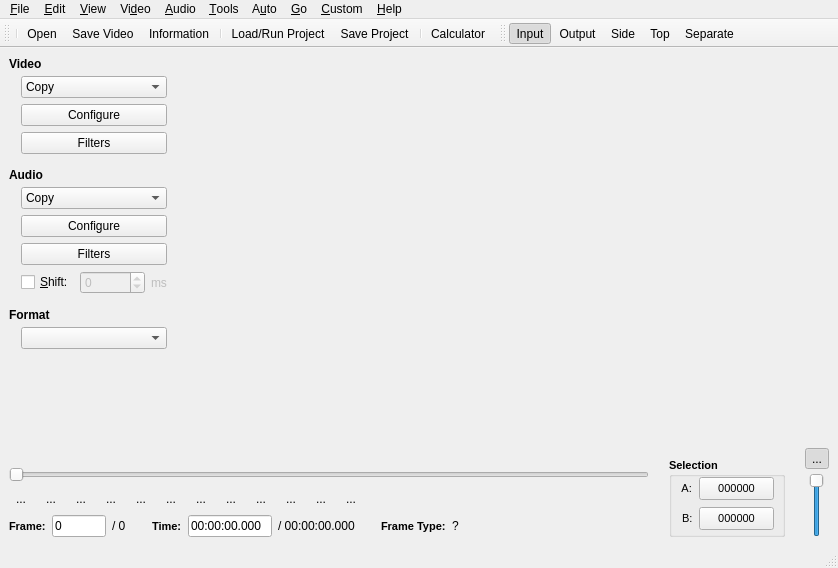
Above: branches/avidemux_2.4_branch/avidemux/ADM_userInterfaces/ADM_QT4/ADM_gui/gui2.ui from BackupTheBerlios/avidemux-svn before the change. Below: the same form after it.
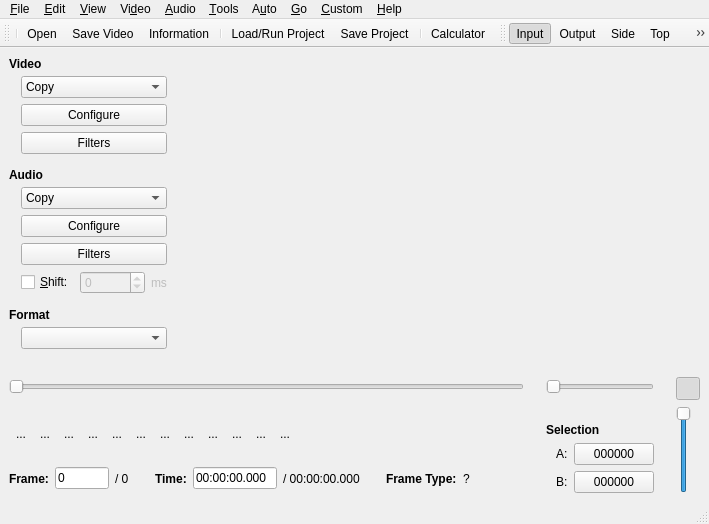
That is the form after the change. Icons and pictures are not drawn. Custom widgets are drawn as their Qt base class.

Commit message: [Qt] jog shuttle for main UI

```diff
--- a/branches/avidemux_2.4_branch/avidemux/ADM_userInterfaces/ADM_QT4/ADM_gui/gui2.ui
+++ b/branches/avidemux_2.4_branch/avidemux/ADM_userInterfaces/ADM_QT4/ADM_gui/gui2.ui
@@ -6,8 +6,8 @@
    <rect>
     <x>0</x>
     <y>0</y>
-    <width>838</width>
-    <height>568</height>
+    <width>709</width>
+    <height>524</height>
    </rect>
   </property>
   <property name="windowTitle" >
@@ -24,21 +24,6 @@
   </property>
   <widget class="QWidget" name="centralwidget" >
    <layout class="QVBoxLayout" >
-    <property name="spacing" >
-     <number>6</number>
-    </property>
-    <property name="leftMargin" >
-     <number>9</number>
-    </property>
-    <property name="topMargin" >
-     <number>9</number>
-    </property>
-    <property name="rightMargin" >
-     <number>9</number>
-    </property>
-    <property name="bottomMargin" >
-     <number>9</number>
-    </property>
     <item>
      <layout class="QHBoxLayout" >
       <property name="spacing" >
@@ -618,56 +603,26 @@
      </layout>
     </item>
     <item>
-     <layout class="QHBoxLayout" >
-      <property name="spacing" >
-       <number>6</number>
-      </property>
-      <property name="leftMargin" >
-       <number>0</number>
-      </property>
-      <property name="topMargin" >
-       <number>0</number>
-      </property>
-      <property name="rightMargin" >
-       <number>0</number>
-      </property>
-      <property name="bottomMargin" >
-       <number>0</number>
-      </property>
-      <item>
-       <layout class="QVBoxLayout" >
-        <property name="spacing" >
-         <number>6</number>
-        </property>
-        <property name="leftMargin" >
-         <number>0</number>
-        </property>
-        <property name="topMargin" >
-         <number>0</number>
-        </property>
-        <property name="rightMargin" >
-         <number>0</number>
-        </property>
-        <property name="bottomMargin" >
-         <number>0</number>
-        </property>
-        <item>
          <spacer>
           <property name="orientation" >
            <enum>Qt::Vertical</enum>
           </property>
           <property name="sizeType" >
-           <enum>QSizePolicy::Expanding</enum>
+       <enum>QSizePolicy::MinimumExpanding</enum>
           </property>
           <property name="sizeHint" >
            <size>
-            <width>0</width>
-            <height>0</height>
+        <width>687</width>
+        <height>6</height>
            </size>
           </property>
          </spacer>
         </item>
         <item>
+     <layout class="QHBoxLayout" >
+      <item>
+       <layout class="QGridLayout" >
+        <item row="0" column="0" >
          <widget class="ADM_QSlider" name="horizontalSlider" >
           <property name="sizePolicy" >
            <sizepolicy vsizetype="Fixed" hsizetype="Expanding" >
@@ -680,23 +635,29 @@
           </property>
          </widget>
         </item>
-        <item>
-         <layout class="QHBoxLayout" >
+        <item row="1" column="0" >
+         <layout class="QVBoxLayout" >
           <property name="spacing" >
-           <number>6</number>
-          </property>
-          <property name="leftMargin" >
            <number>0</number>
           </property>
-          <property name="topMargin" >
-           <number>0</number>
-          </property>
-          <property name="rightMargin" >
-           <number>0</number>
-          </property>
-          <property name="bottomMargin" >
-           <number>0</number>
-          </property>
+          <item>
+           <spacer>
+            <property name="orientation" >
+             <enum>Qt::Vertical</enum>
+            </property>
+            <property name="sizeType" >
+             <enum>QSizePolicy::Preferred</enum>
+            </property>
+            <property name="sizeHint" >
+             <size>
+              <width>20</width>
+              <height>20</height>
+             </size>
+            </property>
+           </spacer>
+          </item>
+          <item>
+           <layout class="QHBoxLayout" >
           <item>
            <widget class="QToolButton" name="toolButtonPlay" >
             <property name="text" >
@@ -932,7 +893,7 @@
             </property>
             <property name="sizeHint" >
              <size>
-              <width>20</width>
+                <width>85</width>
               <height>20</height>
              </size>
             </property>
@@ -940,6 +901,22 @@
           </item>
          </layout>
         </item>
+          <item>
+           <spacer>
+            <property name="orientation" >
+             <enum>Qt::Vertical</enum>
+            </property>
+            <property name="sizeType" >
+             <enum>QSizePolicy::Preferred</enum>
+            </property>
+            <property name="sizeHint" >
+             <size>
+              <width>20</width>
+              <height>20</height>
+             </size>
+            </property>
+           </spacer>
+          </item>
         <item>
          <layout class="QHBoxLayout" >
           <property name="spacing" >
@@ -967,13 +944,8 @@
             </property>
             <property name="font" >
              <font>
-              <family>MS Shell Dlg 2</family>
-              <pointsize>8</pointsize>
               <weight>75</weight>
-              <italic>false</italic>
               <bold>true</bold>
-              <underline>false</underline>
-              <strikeout>false</strikeout>
              </font>
             </property>
             <property name="text" >
@@ -1054,13 +1026,8 @@
             </property>
             <property name="font" >
              <font>
-              <family>MS Shell Dlg 2</family>
-              <pointsize>8</pointsize>
               <weight>75</weight>
-              <italic>false</italic>
               <bold>true</bold>
-              <underline>false</underline>
-              <strikeout>false</strikeout>
              </font>
             </property>
             <property name="text" >
@@ -1123,13 +1090,8 @@
            <widget class="QLabel" name="label_14" >
             <property name="font" >
              <font>
-              <family>MS Shell Dlg 2</family>
-              <pointsize>8</pointsize>
               <weight>75</weight>
-              <italic>false</italic>
               <bold>true</bold>
-              <underline>false</underline>
-              <strikeout>false</strikeout>
              </font>
             </property>
             <property name="text" >
@@ -1167,7 +1129,7 @@
         </item>
        </layout>
       </item>
-      <item>
+        <item row="1" column="1" >
        <spacer>
         <property name="orientation" >
          <enum>Qt::Horizontal</enum>
@@ -1177,13 +1139,13 @@
         </property>
         <property name="sizeHint" >
          <size>
-          <width>14</width>
-          <height>95</height>
+            <width>16</width>
+            <height>20</height>
          </size>
         </property>
        </spacer>
       </item>
-      <item>
+        <item row="1" column="2" >
        <layout class="QVBoxLayout" >
         <property name="spacing" >
          <number>6</number>
@@ -1206,163 +1168,99 @@
            <enum>Qt::Vertical</enum>
           </property>
           <property name="sizeType" >
-           <enum>QSizePolicy::Expanding</enum>
+             <enum>QSizePolicy::Preferred</enum>
           </property>
           <property name="sizeHint" >
            <size>
-            <width>0</width>
-            <height>0</height>
+              <width>20</width>
+              <height>20</height>
            </size>
           </property>
          </spacer>
         </item>
         <item>
-         <widget class="QGroupBox" name="groupBox" >
+           <widget class="QLabel" name="label_10" >
           <property name="sizePolicy" >
-           <sizepolicy vsizetype="Minimum" hsizetype="Minimum" >
+             <sizepolicy vsizetype="Minimum" hsizetype="Preferred" >
             <horstretch>0</horstretch>
             <verstretch>0</verstretch>
            </sizepolicy>
           </property>
-          <property name="minimumSize" >
-           <size>
-            <width>116</width>
-            <height>80</height>
-           </size>
-          </property>
           <property name="font" >
            <font>
-            <family>MS Shell Dlg 2</family>
-            <pointsize>8</pointsize>
             <weight>75</weight>
-            <italic>false</italic>
             <bold>true</bold>
-            <underline>false</underline>
-            <strikeout>false</strikeout>
-           </font>
-          </property>
-          <property name="title" >
+             </font>
+            </property>
+            <property name="text" >
            <string>Selection</string>
           </property>
-          <property name="alignment" >
-           <set>Qt::AlignLeading|Qt::AlignLeft|Qt::AlignVCenter</set>
-          </property>
-          <widget class="QLabel" name="label_11" >
-           <property name="geometry" >
-            <rect>
-             <x>10</x>
-             <y>50</y>
-             <width>16</width>
-             <height>23</height>
-            </rect>
-           </property>
-           <property name="font" >
-            <font>
-             <family>MS Shell Dlg 2</family>
-             <pointsize>8</pointsize>
-             <weight>50</weight>
-             <italic>false</italic>
-             <bold>false</bold>
-             <underline>false</underline>
-             <strikeout>false</strikeout>
-            </font>
-           </property>
-           <property name="text" >
-            <string> B:</string>
-           </property>
-          </widget>
+           </widget>
+          </item>
+          <item>
+           <layout class="QGridLayout" >
+            <item row="0" column="1" >
           <widget class="QLabel" name="label_12" >
-           <property name="geometry" >
-            <rect>
-             <x>10</x>
-             <y>20</y>
-             <width>16</width>
-             <height>23</height>
-            </rect>
-           </property>
-           <property name="font" >
-            <font>
-             <family>MS Shell Dlg 2</family>
-             <pointsize>8</pointsize>
-             <weight>50</weight>
-             <italic>false</italic>
-             <bold>false</bold>
-             <underline>false</underline>
-             <strikeout>false</strikeout>
-            </font>
-           </property>
            <property name="text" >
-            <string> A:</string>
-           </property>
-          </widget>
+               <string>A:</string>
+              </property>
+             </widget>
+            </item>
+            <item row="0" column="2" >
           <widget class="QPushButton" name="pushButtonJumpToMarkerA" >
-           <property name="geometry" >
-            <rect>
-             <x>30</x>
-             <y>20</y>
-             <width>75</width>
-             <height>23</height>
-            </rect>
-           </property>
-           <property name="sizePolicy" >
-            <sizepolicy vsizetype="Fixed" hsizetype="Minimum" >
-             <horstretch>0</horstretch>
-             <verstretch>0</verstretch>
-            </sizepolicy>
-           </property>
-           <property name="font" >
-            <font>
-             <family>MS Shell Dlg 2</family>
-             <pointsize>8</pointsize>
-             <weight>50</weight>
-             <italic>false</italic>
-             <bold>false</bold>
-             <underline>false</underline>
-             <strikeout>false</strikeout>
-            </font>
-           </property>
            <property name="text" >
             <string>000000</string>
            </property>
           </widget>
+            </item>
+            <item row="1" column="1" >
+             <widget class="QLabel" name="label_11" >
+              <property name="text" >
+               <string>B:</string>
+              </property>
+             </widget>
+            </item>
+            <item row="1" column="2" >
           <widget class="QPushButton" name="pushButtonJumpToMarkerB" >
-           <property name="geometry" >
-            <rect>
-             <x>30</x>
-             <y>50</y>
-             <width>75</width>
-             <height>23</height>
-            </rect>
-           </property>
+              <property name="text" >
+               <string>000000</string>
+              </property>
+             </widget>
+            </item>
+            <item row="0" column="0" >
+             <spacer>
+              <property name="orientation" >
+               <enum>Qt::Horizontal</enum>
+              </property>
+              <property name="sizeType" >
+               <enum>QSizePolicy::Fixed</enum>
+              </property>
+              <property name="sizeHint" >
+               <size>
+                <width>10</width>
+                <height>20</height>
+               </size>
+              </property>
+             </spacer>
+            </item>
+           </layout>
+          </item>
+         </layout>
+        </item>
+        <item row="0" column="2" >
+         <widget class="ThumbSlider" name="thumbSlider" >
            <property name="sizePolicy" >
             <sizepolicy vsizetype="Fixed" hsizetype="Minimum" >
              <horstretch>0</horstretch>
              <verstretch>0</verstretch>
             </sizepolicy>
            </property>
-           <property name="font" >
-            <font>
-             <family>MS Shell Dlg 2</family>
-             <pointsize>8</pointsize>
-             <weight>50</weight>
-             <italic>false</italic>
-             <bold>false</bold>
-             <underline>false</underline>
-             <strikeout>false</strikeout>
-            </font>
-           </property>
-           <property name="layoutDirection" >
-            <enum>Qt::LeftToRight</enum>
-           </property>
-           <property name="text" >
-            <string>000000</string>
-           </property>
-          </widget>
-         </widget>
+          <property name="orientation" >
+           <enum>Qt::Horizontal</enum>
+          </property>
+         </widget>
         </item>
-       </layout>
-      </item>
-      <item>
+        <item row="0" column="3" >
        <spacer>
         <property name="orientation" >
          <enum>Qt::Horizontal</enum>
@@ -1372,53 +1270,18 @@
         </property>
         <property name="sizeHint" >
          <size>
-          <width>14</width>
-          <height>95</height>
+            <width>16</width>
+            <height>20</height>
          </size>
         </property>
        </spacer>
+        </item>
+       </layout>
       </item>
       <item>
        <layout class="QVBoxLayout" >
-        <property name="spacing" >
-         <number>4</number>
-        </property>
-        <property name="leftMargin" >
-         <number>0</number>
-        </property>
-        <property name="topMargin" >
-         <number>0</number>
-        </property>
-        <property name="rightMargin" >
-         <number>0</number>
-        </property>
-        <property name="bottomMargin" >
-         <number>0</number>
-        </property>
-        <item>
-         <spacer>
-          <property name="orientation" >
-           <enum>Qt::Vertical</enum>
-          </property>
-          <property name="sizeType" >
-           <enum>QSizePolicy::Expanding</enum>
-          </property>
-          <property name="sizeHint" >
-           <size>
-            <width>0</width>
-            <height>0</height>
-           </size>
-          </property>
-         </spacer>
-        </item>
         <item>
          <widget class="QToolButton" name="toolButtonAudioToggle" >
-          <property name="enabled" >
-           <bool>true</bool>
-          </property>
-          <property name="text" >
-           <string>...</string>
-          </property>
           <property name="icon" >
            <iconset resource="avidemux.qrc" >:/new/prefix1/pics/arts.png</iconset>
           </property>
@@ -1433,17 +1296,11 @@
         <item>
          <widget class="QSlider" name="horizontalSlider_2" >
           <property name="sizePolicy" >
-           <sizepolicy vsizetype="Minimum" hsizetype="Preferred" >
+           <sizepolicy vsizetype="Minimum" hsizetype="Fixed" >
             <horstretch>0</horstretch>
             <verstretch>0</verstretch>
            </sizepolicy>
           </property>
-          <property name="maximumSize" >
-           <size>
-            <width>16777215</width>
-            <height>64</height>
-           </size>
-          </property>
           <property name="maximum" >
            <number>100</number>
           </property>
@@ -1466,7 +1323,7 @@
     <rect>
      <x>0</x>
      <y>0</y>
-     <width>838</width>
+     <width>709</width>
      <height>22</height>
     </rect>
    </property>
@@ -2530,6 +2387,11 @@
    <extends>QSlider</extends>
    <header>ADM_qslider.h</header>
   </customwidget>
+  <customwidget>
+   <class>ThumbSlider</class>
+   <extends>QSlider</extends>
+   <header>T_thumbSlider.h</header>
+  </customwidget>
  </customwidgets>
  <resources>
   <include location="avidemux.qrc" />
```
Left out of the diff: 41 changed lines with no effect on the pictures. Lines whose indentation alone changed are shown as unchanged. The commit also changes 4 other files.
